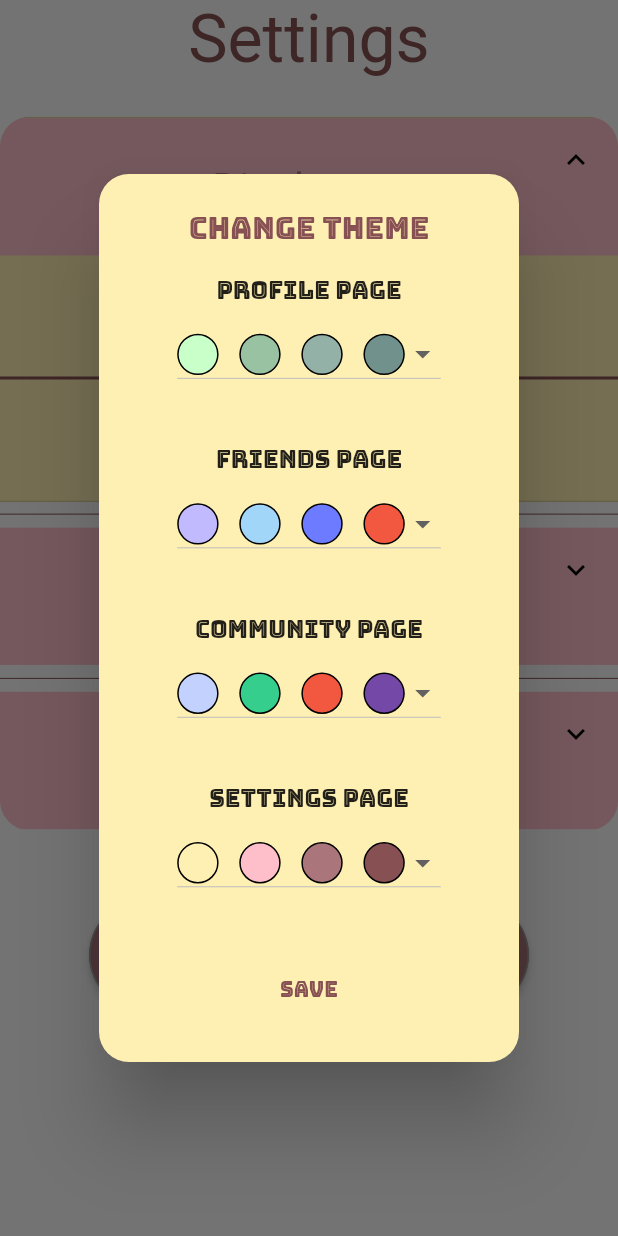
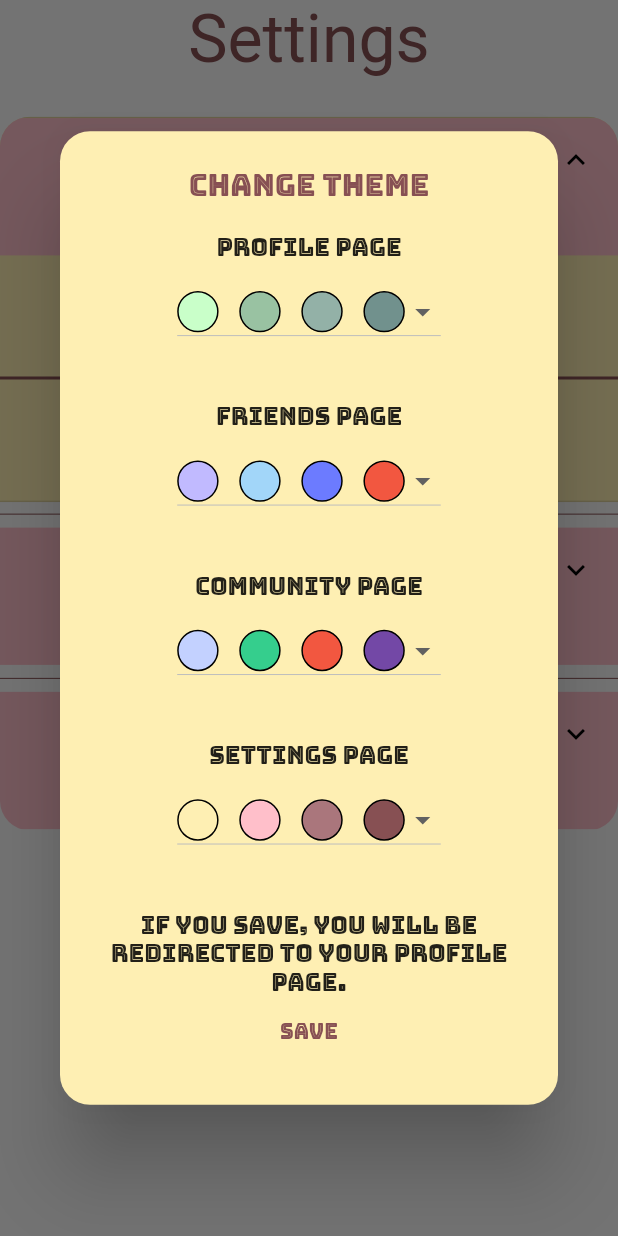
Before and after one commit to Spandan14/HumanKnit, a Flutter app: the SettingsPage widget shown alone on an empty page, opened directly, after a tap on "Display", after a tap on "Change Theme", on a phone screen of 412 x 824 dp. Run offline on Flutter 3.47's test engine with Material 2 defaults, Android fonts, the phone set to English and light mode, and no system bars; our stand-ins replace cloud_firestore, firebase_auth, shared_preferences; accounts and stored records are empty; statements that could not run were skipped.

Commit message:
add warning to user about changing theme

```diff
--- a/humanknit/lib/settings.dart
+++ b/humanknit/lib/settings.dart
@@ -255,6 +255,10 @@ class SettingsPageState extends State<SettingsPage> {
                       "Settings Page",
                     ),
                     makeThemeRow(3, height, setState),
+                    Text(
+                      "If you save, you will be redirected to your profile page.",
+                      textAlign: TextAlign.center,
+                    ),
                     FlatButton(
                       child: Text(
                         "Save",
--- a/humanknit/lib/theme.dart
+++ b/humanknit/lib/theme.dart
@@ -46,8 +46,7 @@ class AppTheme {
 
   static void setThemeColors(int themeNum) {
     var themeNumCpy = themeNum;
-    print("OFIJSLFJLSDKFJLSDKFJSLDKFJSLDKFJSLDKFJLSDKFJLSKDJF");
-    print(themeNum);
+
     THEME_COLORS[3] = SETTINGS_THEMES[themeNumCpy & 3];
     themeNumCpy >>= 2;
     THEME_COLORS[2] = COMMUNITY_THEMES[themeNumCpy & 3];
```
